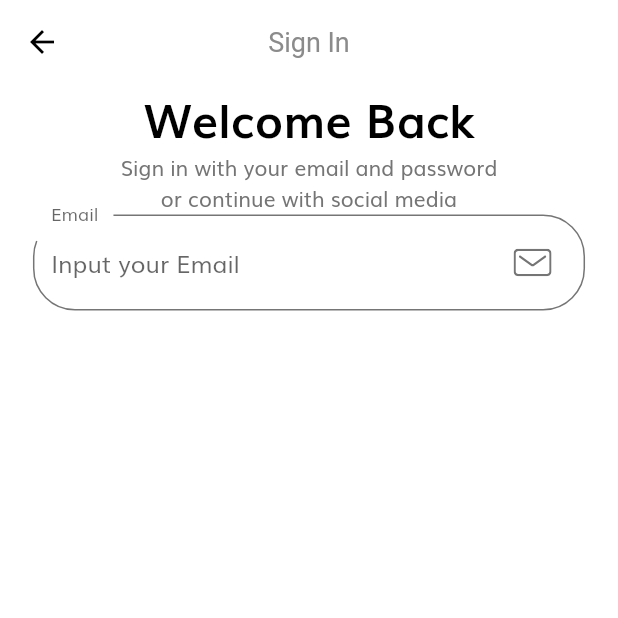
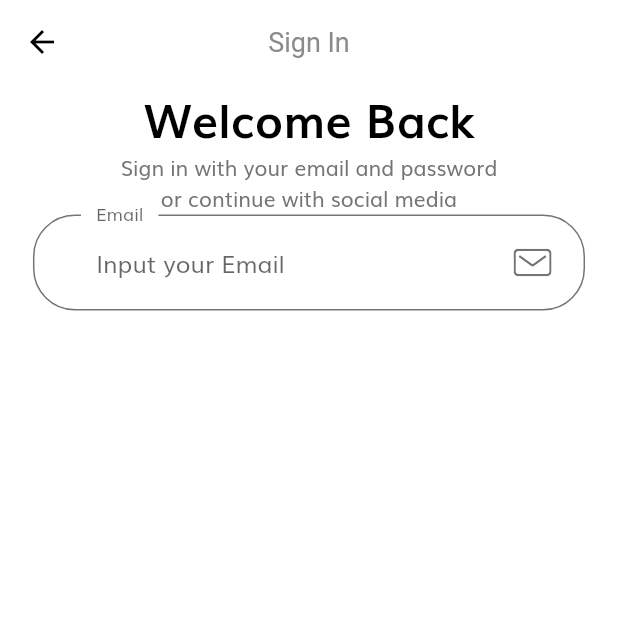
Before and after one commit to kokodavid/Ecommerce_U, a Flutter app: the screen it shows after launch, after a tap on "Continue", on a phone screen of 412 x 824 dp, the top half of it. Run offline on Flutter 3.47's test engine with Material 2 defaults, Android fonts, the phone set to English and light mode, and no system bars; our stand-ins replace flutter_svg.

```diff
--- a/lib/screens/sign_in/components/body.dart
+++ b/lib/screens/sign_in/components/body.dart
@@ -54,16 +54,6 @@ class _SignFormState extends State<SignForm> {
               suffixIcon: CustomSuffixIcon(
                 svgIcon: "assets/icons/Mail.svg",
               ),
-              enabledBorder: OutlineInputBorder(
-                borderRadius: BorderRadius.circular(28),
-                borderSide: BorderSide(color: kTextColor),
-                gapPadding: 10,
-              ),
-              focusedBorder: OutlineInputBorder(
-                borderRadius: BorderRadius.circular(28),
-                borderSide: BorderSide(color: kTextColor),
-                gapPadding: 10,
-              )
             ),
           )
         ],
--- a/lib/theme.dart
+++ b/lib/theme.dart
@@ -8,6 +8,7 @@ ThemeData theme(){
       fontFamily: 'Muli',
       appBarTheme: appBarTheme(),
       primarySwatch: Colors.blue,
+      inputDecorationTheme: inputDecorationTheme(),
       textTheme: textTheme()
   );
 }
@@ -29,3 +30,17 @@ AppBarTheme appBarTheme() {
         textTheme: TextTheme(headline6: TextStyle(color:Color(0XFF8B8B8B), fontSize: 18))
     );
 }
+
+InputDecorationTheme inputDecorationTheme() {
+  OutlineInputBorder outlineInputBorder = OutlineInputBorder(
+        borderRadius: BorderRadius.circular(28),
+        borderSide: BorderSide(color: kTextColor),
+        gapPadding: 10,
+      );
+  return InputDecorationTheme(
+      contentPadding: EdgeInsets.symmetric(horizontal: 42, vertical: 20),
+      enabledBorder: outlineInputBorder,
+      focusedBorder: outlineInputBorder,
+      border: outlineInputBorder
+  );
+}
```
